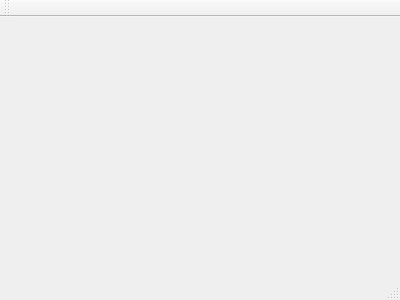
ericsium/qt-test, file src/mainwindow.ui: the form before one commit.
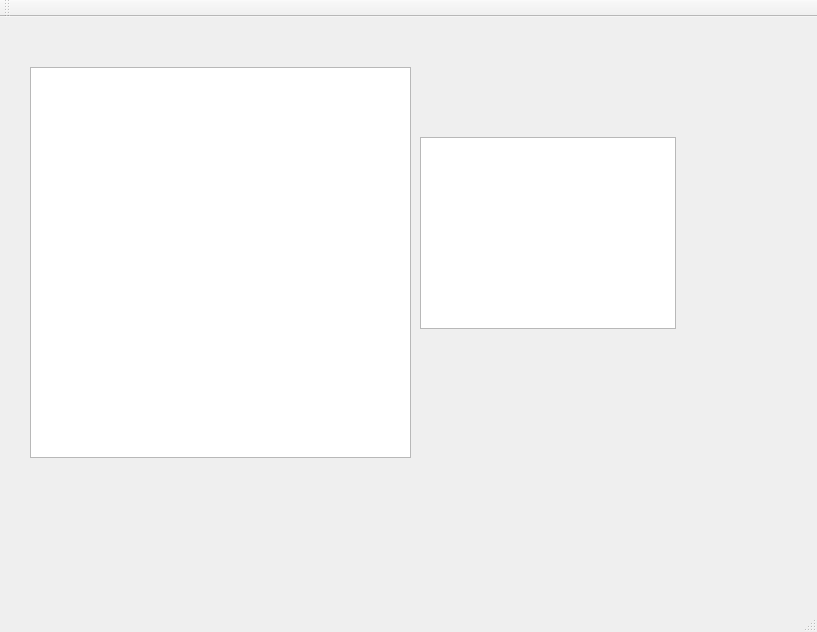
The form after the commit.

Commit message: Add xml lib + some widgets

```diff
--- a/src/mainwindow.ui
+++ b/src/mainwindow.ui
@@ -1,24 +1,60 @@
 <ui version="4.0">
  <class>MainWindow</class>
- <widget class="QMainWindow" name="MainWindow" >
-  <property name="geometry" >
+ <widget class="QMainWindow" name="MainWindow">
+  <property name="geometry">
    <rect>
     <x>0</x>
     <y>0</y>
-    <width>400</width>
-    <height>300</height>
+    <width>817</width>
+    <height>632</height>
    </rect>
   </property>
   <property name="windowTitle" >
    <string>MainWindow</string>
   </property>
-  <widget class="QMenuBar" name="menuBar" />
-  <widget class="QToolBar" name="mainToolBar" />
-  <widget class="QWidget" name="centralWidget" />
-  <widget class="QStatusBar" name="statusBar" />
+  <widget class="QWidget" name="centralWidget">
+   <widget class="QTreeView" name="treeView">
+    <property name="geometry">
+     <rect>
+      <x>30</x>
+      <y>50</y>
+      <width>381</width>
+      <height>391</height>
+     </rect>
+    </property>
+   </widget>
+   <widget class="QTextBrowser" name="textBrowser">
+    <property name="geometry">
+     <rect>
+      <x>420</x>
+      <y>120</y>
+      <width>256</width>
+      <height>192</height>
+     </rect>
+    </property>
+   </widget>
+  </widget>
+  <widget class="QMenuBar" name="menuBar">
+   <property name="geometry">
+    <rect>
+     <x>0</x>
+     <y>0</y>
+     <width>817</width>
+     <height>26</height>
+    </rect>
+   </property>
+  </widget>
+  <widget class="QToolBar" name="mainToolBar">
+   <attribute name="toolBarArea">
+    <enum>TopToolBarArea</enum>
+   </attribute>
+   <attribute name="toolBarBreak">
+    <bool>false</bool>
+   </attribute>
+  </widget>
+  <widget class="QStatusBar" name="statusBar"/>
  </widget>
- <layoutDefault spacing="6" margin="11" />
- <pixmapfunction></pixmapfunction>
+ <layoutdefault spacing="6" margin="11"/>
  <resources/>
  <connections/>
 </ui>
```
Left out of the diff: 3 changed lines with no effect on the pictures. The commit also changes 1 other file.
